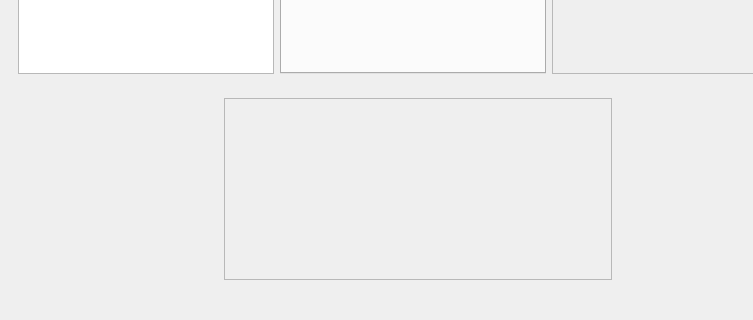
Above: src/console/forms/mainwindow.ui from stanford-ssi/Mars-Tractor before the change; both pictures show x 0 to 753 and y 328 to 648 of the 836 by 648 pixel window. Below: the same form after it.
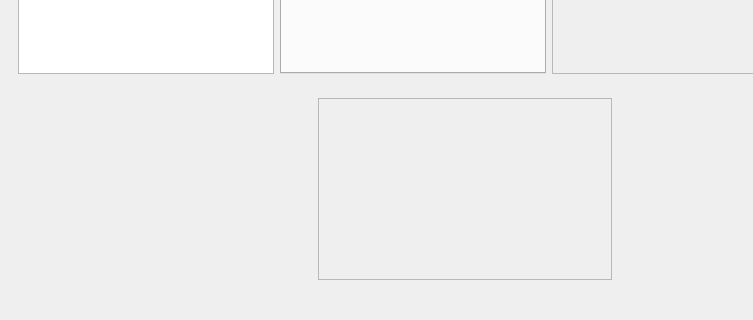
That is the form after the change. Custom widgets are drawn as their Qt base class.

What changed in the file:
```diff
--- a/src/console/forms/mainwindow.ui
+++ b/src/console/forms/mainwindow.ui
@@ -140,7 +140,7 @@
        <item>
         <widget class="Overlay" name="overlay" native="true">
          <property name="sizePolicy">
-          <sizepolicy hsizetype="Fixed" vsizetype="Preferred">
+          <sizepolicy hsizetype="Expanding" vsizetype="Expanding">
            <horstretch>0</horstretch>
            <verstretch>0</verstretch>
           </sizepolicy>
@@ -181,7 +181,7 @@
            <rect>
             <x>0</x>
             <y>0</y>
-            <width>386</width>
+            <width>292</width>
             <height>180</height>
            </rect>
           </property>
@@ -228,6 +228,12 @@
    <header location="global">overlay.h</header>
    <container>1</container>
   </customwidget>
+  <customwidget>
+   <class>StatusView</class>
+   <extends>QWidget</extends>
+   <header location="global">statusview.h</header>
+   <container>1</container>
+  </customwidget>
  </customwidgets>
  <resources/>
  <connections/>
```
Left out of the diff: 8 changed lines with no effect on the pictures.
